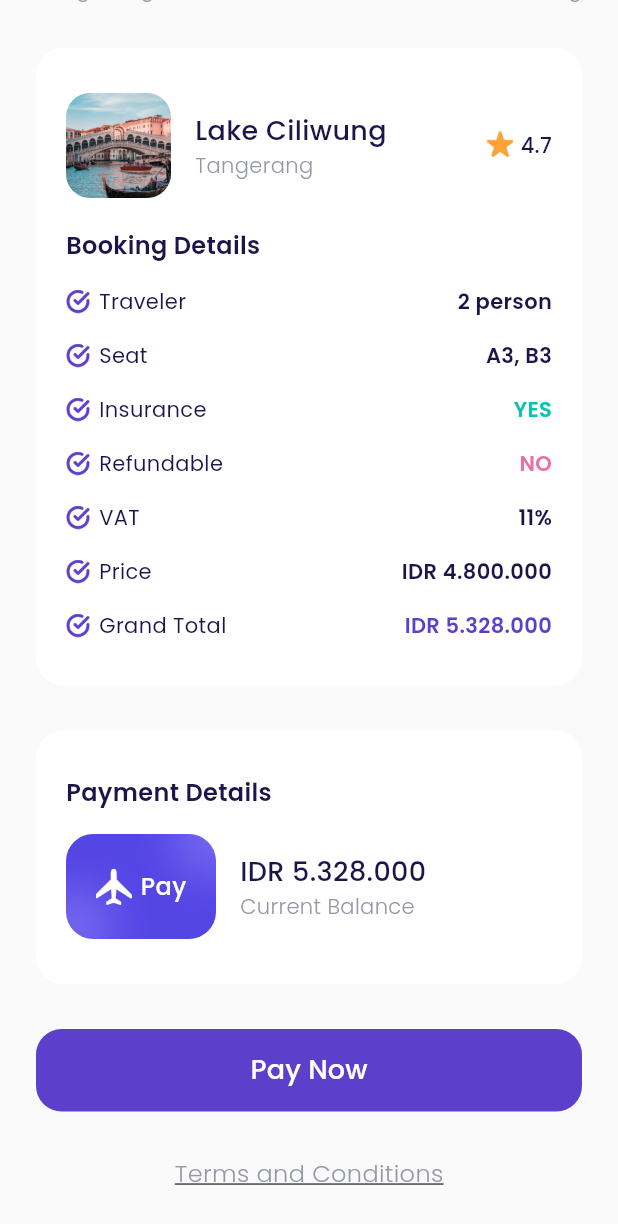
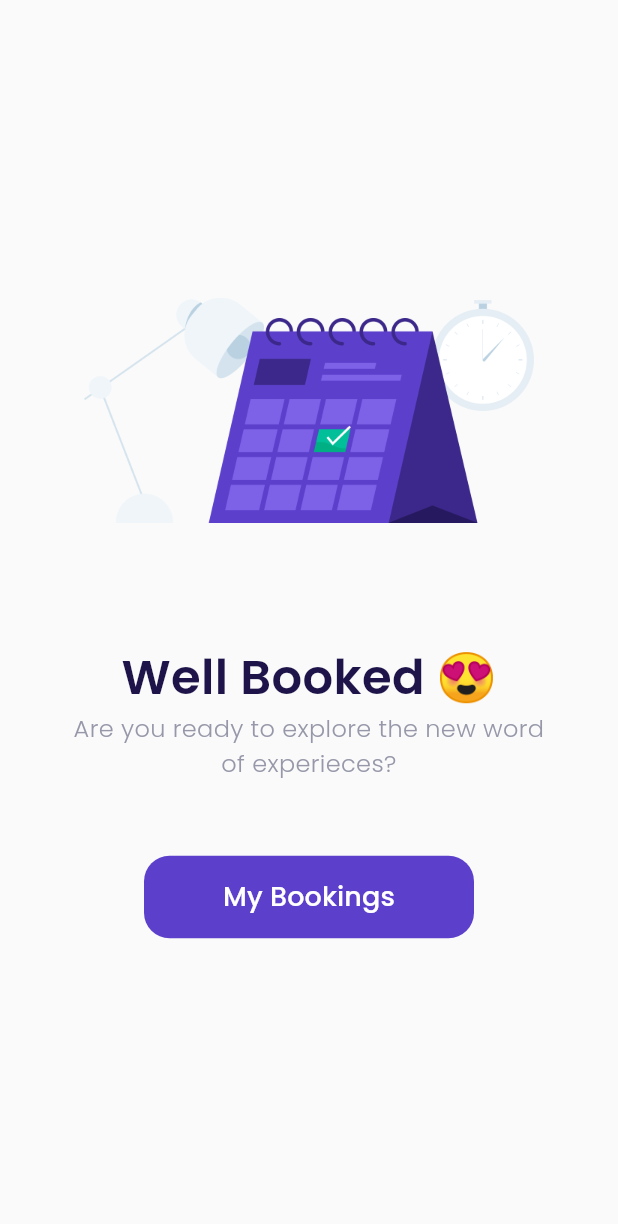
Before and after one commit to khoerodin/airplane, a Flutter app: the CheckoutPage screen opened directly, scrolled down 147 dp, after a tap on "Pay Now", on a phone screen of 412 x 824 dp. Shown: the top 1224 px of the screen. Run offline on Flutter 3.47's test engine with Material 3 defaults, Android fonts, the phone set to English and light mode, and no system bars; our stand-ins replace google_fonts.

Commit message:
Success Checkout Page

```diff
--- a/lib/ui/pages/checkout_page.dart
+++ b/lib/ui/pages/checkout_page.dart
@@ -1,4 +1,5 @@
 import 'package:airplane/shared/theme.dart';
+import 'package:airplane/ui/pages/success_checkout_page.dart';
 import 'package:airplane/ui/widgtes/booking_details_item.dart';
 import 'package:airplane/ui/widgtes/custom_button.dart';
 import 'package:flutter/material.dart';
@@ -287,7 +288,14 @@ class CheckoutPage extends StatelessWidget {
     Widget payNowButton() {
       return CustomButton(
         title: 'Pay Now',
-        onPressed: () {},
+        onPressed: () {
+          Navigator.push(
+            context,
+            MaterialPageRoute(
+              builder: (context) => const SuccessCheckoutPage(),
+            ),
+          );
+        },
         margin: const EdgeInsets.only(top: 30),
       );
     }
--- /dev/null
+++ b/lib/ui/pages/success_checkout_page.dart
@@ -0,0 +1,61 @@
+import 'package:airplane/shared/theme.dart';
+import 'package:airplane/ui/widgtes/custom_button.dart';
+import 'package:flutter/material.dart';
+
+class SuccessCheckoutPage extends StatelessWidget {
+  const SuccessCheckoutPage({super.key});
+
+  @override
+  Widget build(BuildContext context) {
+    return Scaffold(
+      backgroundColor: kBackgroundColor,
+      body: Center(
+        child: Column(
+          mainAxisAlignment: MainAxisAlignment.center,
+          children: [
+            Container(
+              width: 300,
+              height: 150,
+              margin: const EdgeInsets.only(bottom: 80),
+              decoration: const BoxDecoration(
+                image: DecorationImage(
+                  image: AssetImage('assets/image_success.png'),
+                ),
+              ),
+            ),
+            Text(
+              'Well Booked 😍',
+              style: blackTextStyle.copyWith(
+                fontSize: 32,
+                fontWeight: semiBold,
+              ),
+            ),
+            Container(
+              padding: const EdgeInsets.symmetric(horizontal: 40),
+              child: Text(
+                'Are you ready to explore the new word of experieces?',
+                style: greyTextStyle.copyWith(
+                  fontSize: 16,
+                  fontWeight: light,
+                ),
+                textAlign: TextAlign.center,
+              ),
+            ),
+            CustomButton(
+              title: 'My Bookings',
+              onPressed: () {
+                Navigator.pushNamedAndRemoveUntil(
+                  context,
+                  '/main',
+                  (route) => false,
+                );
+              },
+              width: 220,
+              margin: const EdgeInsets.only(top: 50),
+            ),
+          ],
+        ),
+      ),
+    );
+  }
+}
```
